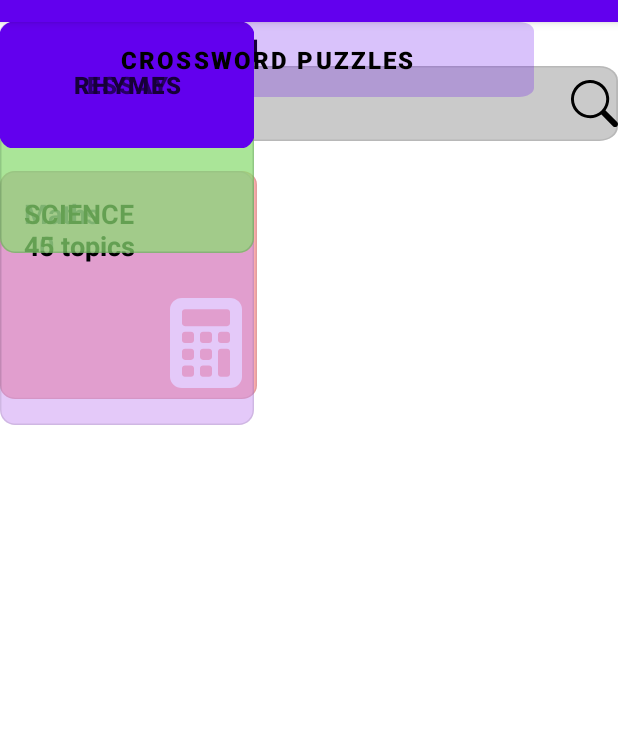
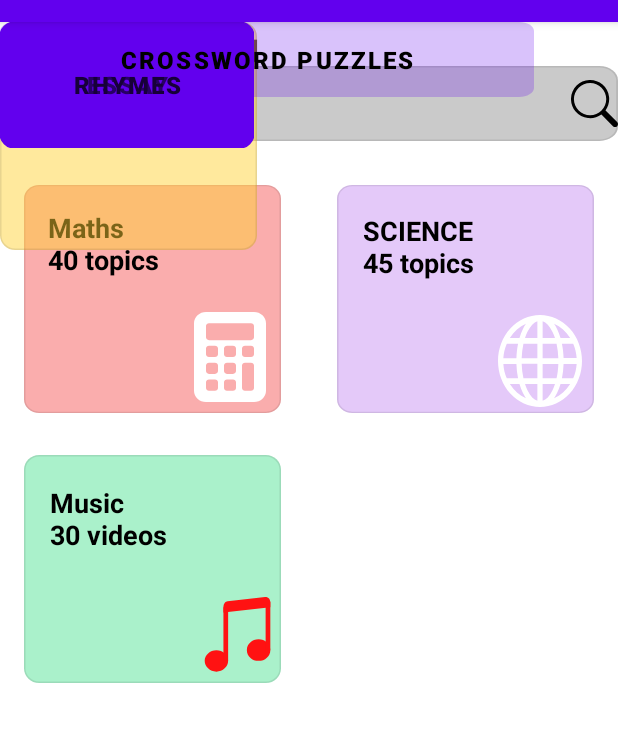
Before and after one commit to MinhQuan1808/62133209-AndroidProgramming, an Android app: the HomeActivity screen opened directly, with no data from a screen before it, on a phone screen of 412 x 824 dp, the part 62-804 px from its top. Run offline under Robolectric (Android 15) with nearby library versions, the phone set to English and light mode, and no system bars.

Commit message:
cap nhat lan 6

```diff
--- a/KidsCornner/app/src/main/java/ntu/quanndm/kidscornner/MainActivity.java
+++ b/KidsCornner/app/src/main/java/ntu/quanndm/kidscornner/MainActivity.java
@@ -2,7 +2,10 @@
 
 import androidx.appcompat.app.AppCompatActivity;
 
+import android.content.Intent;
 import android.os.Bundle;
+import android.view.View;
+import android.widget.TextView;
 
 public class MainActivity extends AppCompatActivity {
 
@@ -10,5 +13,13 @@
     protected void onCreate(Bundle savedInstanceState) {
         super.onCreate(savedInstanceState);
         setContentView(R.layout.activity_main);
+        TextView tvKidsCorner = findViewById(R.id.tvKidsCorner);
+        tvKidsCorner.setOnClickListener(new View.OnClickListener() {
+            @Override
+            public void onClick(View v) {
+                Intent intent = new Intent(MainActivity.this, HomeActivity.class);
+                startActivity(intent);
+            }
+        });
     }
 }
--- a/KidsCornner/app/src/main/res/layout/activity_home.xml
+++ b/KidsCornner/app/src/main/res/layout/activity_home.xml
@@ -15,9 +15,7 @@
         android:textStyle="bold"
         android:textColor="#000"
         app:layout_constraintStart_toStartOf="parent"
-        app:layout_constraintTop_toTopOf="parent"
-        app:layout_constraintMarginTop="20dp"
-        app:layout_constraintMarginStart="20dp" />
+        app:layout_constraintTop_toTopOf="parent" />
 
     <!-- Search Bar -->
     <EditText
@@ -29,9 +27,6 @@
         android:paddingStart="16dp"
         android:textSize="16sp"
         app:layout_constraintEnd_toEndOf="parent"
-        app:layout_constraintMarginEnd="20dp"
-        app:layout_constraintMarginStart="20dp"
-        app:layout_constraintMarginTop="16dp"
         app:layout_constraintStart_toStartOf="parent"
         app:layout_constraintTop_toBottomOf="@id/tvGreeting" />
 
@@ -43,20 +38,9 @@
         android:src="@drawable/ic_search"
         app:layout_constraintBottom_toBottomOf="@id/etSearch"
         app:layout_constraintEnd_toEndOf="@id/etSearch"
-        app:layout_constraintMarginEnd="10dp"
         app:layout_constraintTop_toTopOf="@id/etSearch" />
 
     <!-- Categories Grid -->
-
-    <ImageView
-        android:id="@+id/ivCrossIcon"
-        android:layout_width="31dp"
-        android:layout_height="0dp"
-        android:src="@drawable/ic_cross"
-        app:layout_constraintBottom_toBottomOf="@+id/btnCrossword"
-        app:layout_constraintEnd_toEndOf="parent"
-        app:layout_constraintMarginEnd="10dp"
-        app:layout_constraintTop_toBottomOf="@+id/gridCategories" />
 
     <androidx.constraintlayout.widget.ConstraintLayout
         android:id="@+id/gridCategories"
@@ -74,9 +58,11 @@
             android:id="@+id/linearLayout"
             android:layout_width="171dp"
             android:layout_height="152dp"
+            android:layout_marginStart="16dp"
+            android:layout_marginTop="9dp"
             android:background="@drawable/math"
-            tools:layout_editor_absoluteX="16dp"
-            tools:layout_editor_absoluteY="9dp">
+            app:layout_constraintStart_toStartOf="parent"
+            app:layout_constraintTop_toTopOf="parent">
 
             <TextView
                 android:id="@+id/textView"
@@ -104,32 +90,54 @@
                 app:layout_constraintEnd_toEndOf="parent" />
         </androidx.constraintlayout.widget.ConstraintLayout>
 
-        <LinearLayout
+        <androidx.constraintlayout.widget.ConstraintLayout
             android:id="@+id/linearLayout2"
-            android:layout_width="wrap_content"
-            android:layout_height="wrap_content"
+            android:layout_width="171dp"
+            android:layout_height="152dp"
+            android:layout_marginStart="37dp"
+            android:layout_marginTop="9dp"
+            android:layout_marginEnd="16dp"
             android:background="@drawable/science"
-            android:padding="16dp"
-            tools:layout_editor_absoluteX="226dp"
-            tools:layout_editor_absoluteY="0dp">
+            app:layout_constraintEnd_toEndOf="parent"
+            app:layout_constraintHorizontal_bias="0.0"
+            app:layout_constraintStart_toEndOf="@+id/linearLayout"
+            app:layout_constraintTop_toTopOf="parent">
 
             <TextView
+                android:id="@+id/textView2"
                 android:layout_width="wrap_content"
                 android:layout_height="wrap_content"
+                android:layout_marginStart="17dp"
+                android:layout_marginTop="18dp"
                 android:text="SCIENCE\n45 topics"
                 android:textColor="#000"
                 android:textSize="18sp"
-                android:textStyle="bold" />
+                android:textStyle="bold"
+                app:layout_constraintStart_toStartOf="parent"
+                app:layout_constraintTop_toTopOf="parent" />
+
+            <ImageView
+                android:id="@+id/ivScienceIcon"
+                android:layout_width="wrap_content"
+                android:layout_height="wrap_content"
+                android:layout_marginEnd="8dp"
+                android:layout_marginBottom="4dp"
+                android:src="@drawable/ic_science"
+                app:layout_constraintBottom_toBottomOf="parent"
+                app:layout_constraintEnd_toEndOf="parent" />
 
             <androidx.constraintlayout.widget.ConstraintLayout
                 android:id="@+id/linearLayout5"
-                android:layout_width="match_parent"
+                android:layout_width="wrap_content"
                 android:layout_height="wrap_content"
                 android:orientation="horizontal"
-                app:layout_constraintMarginTop="10dp">
+                app:layout_constraintBottom_toTopOf="@+id/textView2"
+                app:layout_constraintEnd_toEndOf="@+id/textView2"
+                app:layout_constraintStart_toEndOf="@+id/textView2"
+                app:layout_constraintTop_toTopOf="@+id/textView2">
 
             </androidx.constraintlayout.widget.ConstraintLayout>
-        </LinearLayout>
+        </androidx.constraintlayout.widget.ConstraintLayout>
 
     </androidx.constraintlayout.widget.ConstraintLayout>
 
@@ -173,46 +181,65 @@
         android:textColor="#000"
         android:textSize="16sp"
         android:textStyle="bold"
-        app:layout_constraintMarginEnd="20dp"
-        app:layout_constraintMarginStart="20dp"
-        app:layout_constraintMarginTop="20dp"
-        tools:layout_editor_absoluteX="12dp"
-        tools:layout_editor_absoluteY="436dp" />
+        tools:layout_editor_absoluteX="16dp"
+        tools:layout_editor_absoluteY="471dp" />
 
-    <LinearLayout
+    <androidx.constraintlayout.widget.ConstraintLayout
         android:id="@+id/linearLayout4"
-        android:layout_width="wrap_content"
-        android:layout_height="wrap_content"
+        android:layout_width="171dp"
+        android:layout_height="152dp"
         android:background="@drawable/paint"
-        android:padding="16dp"
-        tools:layout_editor_absoluteX="199dp"
-        tools:layout_editor_absoluteY="269dp">
+        tools:layout_editor_absoluteX="224dp"
+        tools:layout_editor_absoluteY="289dp">
 
         <TextView
+            android:id="@+id/textView4"
             android:layout_width="wrap_content"
             android:layout_height="wrap_content"
+            android:layout_marginStart="16dp"
+            android:layout_marginTop="16dp"
             android:text="Painting\n20 videos"
             android:textColor="#000"
+
+
             android:textSize="18sp"
-            android:textStyle="bold" />
-    </LinearLayout>
+            android:textStyle="bold"
+            app:layout_constraintStart_toStartOf="parent"
+            app:layout_constraintTop_toTopOf="parent" />
+    </androidx.constraintlayout.widget.ConstraintLayout>
 
-    <LinearLayout
+    <androidx.constraintlayout.widget.ConstraintLayout
         android:id="@+id/linearLayout3"
-        android:layout_width="wrap_content"
-        android:layout_height="wrap_content"
+        android:layout_width="171dp"
+        android:layout_height="152dp"
+        android:layout_marginStart="16dp"
+        android:layout_marginTop="28dp"
         android:background="@drawable/music"
-        android:padding="16dp"
-        tools:layout_editor_absoluteX="5dp"
-        tools:layout_editor_absoluteY="269dp">
+        app:layout_constraintStart_toStartOf="parent"
+        app:layout_constraintTop_toBottomOf="@+id/gridCategories">
 
         <TextView
+            android:id="@+id/textView3"
             android:layout_width="wrap_content"
             android:layout_height="wrap_content"
+            android:layout_marginStart="17dp"
+            android:layout_marginTop="19dp"
             android:text="Music\n30 videos"
             android:textColor="#000"
             android:textSize="18sp"
-            android:textStyle="bold" />
-    </LinearLayout>
+            android:textStyle="bold"
+            app:layout_constraintStart_toStartOf="parent"
+            app:layout_constraintTop_toTopOf="parent" />
+
+        <ImageView
+            android:id="@+id/ivMusicIcon"
+            android:layout_width="wrap_content"
+            android:layout_height="wrap_content"
+            android:layout_marginEnd="4dp"
+            android:layout_marginBottom="4dp"
+            android:src="@drawable/ic_music"
+            app:layout_constraintBottom_toBottomOf="parent"
+            app:layout_constraintEnd_toEndOf="parent" />
+    </androidx.constraintlayout.widget.ConstraintLayout>
 
 </androidx.constraintlayout.widget.ConstraintLayout>
```
